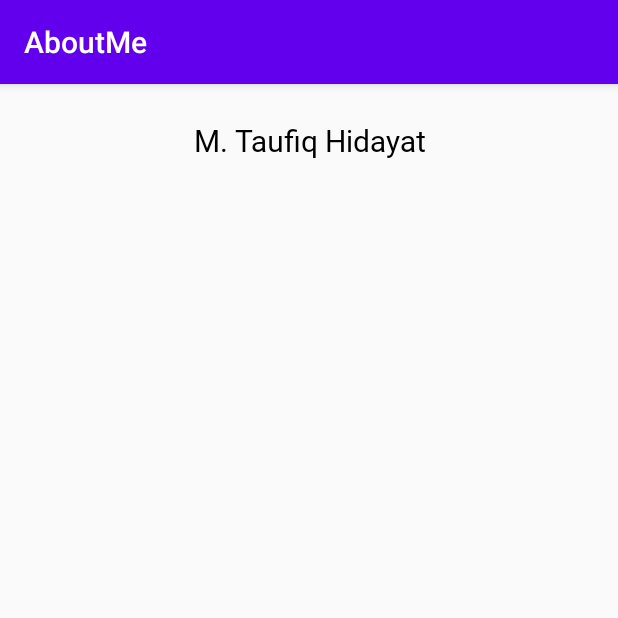
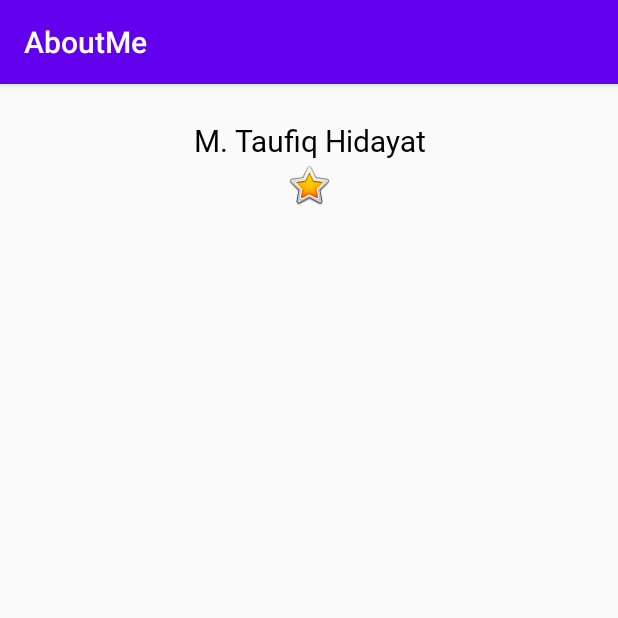
Before and after one commit to MtaufiqH/AboutMe, an Android app: the screen it shows after launch (MainActivity), on a phone screen of 412 x 824 dp, the top half of it. Run offline under Robolectric (Android 15) with nearby library versions, the phone set to English and light mode, and no system bars.

Commit message:
add image

```diff
--- a/app/src/main/AndroidManifest.xml
+++ b/app/src/main/AndroidManifest.xml
@@ -1,5 +1,6 @@
 <?xml version="1.0" encoding="utf-8"?>
 <manifest xmlns:android="http://schemas.android.com/apk/res/android"
+    xmlns:tools="http://schemas.android.com/tools"
     package="com.example.aboutme">
 
     <application
@@ -8,7 +9,8 @@
         android:label="@string/app_name"
         android:roundIcon="@mipmap/ic_launcher_round"
         android:supportsRtl="true"
-        android:theme="@style/AppTheme">
+        android:theme="@style/AppTheme"
+        tools:ignore="AllowBackup">
         <activity android:name=".MainActivity">
             <intent-filter>
                 <action android:name="android.intent.action.MAIN" />
--- a/app/src/main/res/layout/activity_main.xml
+++ b/app/src/main/res/layout/activity_main.xml
@@ -15,4 +15,11 @@
         android:text="@string/my_name"
         android:textAlignment="center" />
 
+    <ImageView
+        android:id="@+id/star_image"
+        android:layout_width="match_parent"
+        android:layout_height="wrap_content"
+        android:contentDescription="@string/yellow_star"
+        app:srcCompat="@android:drawable/btn_star_big_on" />
+
 </LinearLayout>
--- a/app/src/main/res/values/strings.xml
+++ b/app/src/main/res/values/strings.xml
@@ -1,4 +1,5 @@
 <resources>
     <string name="app_name">AboutMe</string>
     <string name="my_name">M. Taufiq Hidayat</string>
+    <string name="yellow_star">yellow star</string>
 </resources>
```
